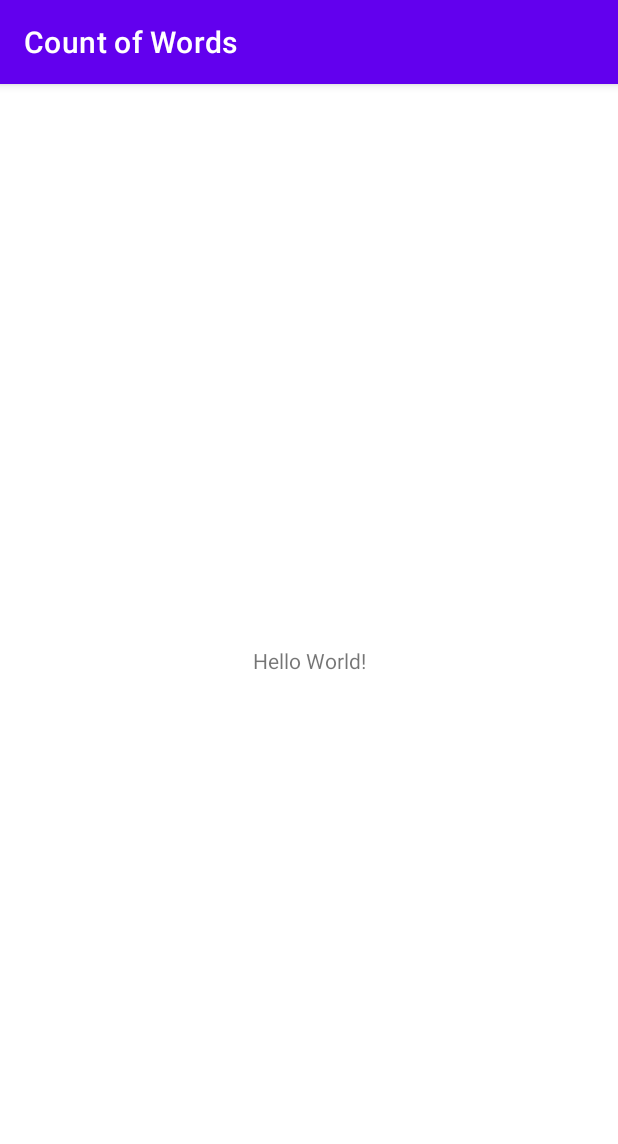
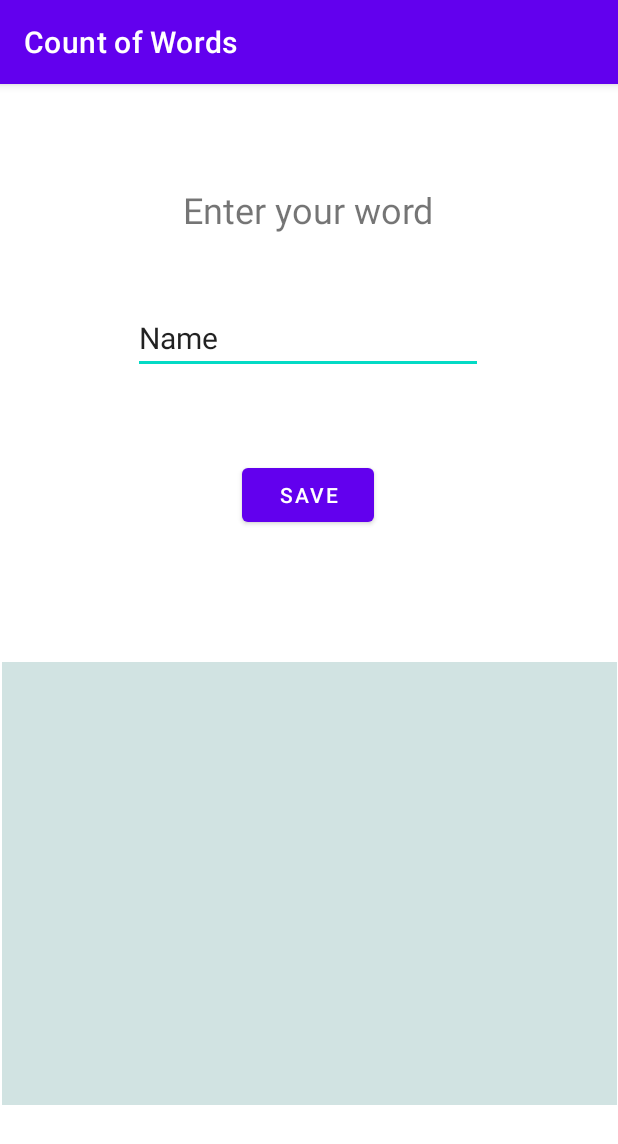
Before and after one commit to khrystyna2210/CountWordLiveData, an Android app: the screen it shows after launch (MainActivity), on a phone screen of 412 x 824 dp. Shown: the top 1144 px of the screen. Run offline under Robolectric (Android 15) with nearby library versions, the phone set to English and light mode, and no system bars.

Commit message:
Creating UI

```diff
--- a/app/src/main/java/com/example/countofwords/MainActivity.kt
+++ b/app/src/main/java/com/example/countofwords/MainActivity.kt
@@ -1,11 +1,27 @@
 package com.example.countofwords
 
+import android.graphics.Color
 import androidx.appcompat.app.AppCompatActivity
 import android.os.Bundle
+import android.widget.Button
+import android.widget.EditText
+import androidx.recyclerview.widget.RecyclerView
 
 class MainActivity : AppCompatActivity() {
+
+    private lateinit var etText: EditText
+    private lateinit var btnSave: Button
+    private lateinit var rvList: RecyclerView
+
+    public fun init() {
+        etText = findViewById(R.id.etText)
+        btnSave = findViewById(R.id.btnSave)
+        rvList = findViewById(R.id.rvList)
+        rvList.setBackgroundColor(getResources().getColor(R.color.gray))
+    }
     override fun onCreate(savedInstanceState: Bundle?) {
         super.onCreate(savedInstanceState)
         setContentView(R.layout.activity_main)
+        init()
     }
 }
--- a/app/src/main/res/layout/activity_main.xml
+++ b/app/src/main/res/layout/activity_main.xml
@@ -7,12 +7,52 @@
     tools:context=".MainActivity">
 
     <TextView
+        android:id="@+id/tvQuestion"
         android:layout_width="wrap_content"
         android:layout_height="wrap_content"
-        android:text="Hello World!"
+        android:text="Enter your word"
+        android:textSize="24sp"
+        app:layout_constraintBottom_toBottomOf="parent"
+        app:layout_constraintEnd_toEndOf="parent"
+        app:layout_constraintHorizontal_bias="0.498"
+        app:layout_constraintStart_toStartOf="parent"
+        app:layout_constraintTop_toTopOf="parent"
+        app:layout_constraintVertical_bias="0.092" />
+
+    <EditText
+        android:id="@+id/etText"
+        android:layout_width="wrap_content"
+        android:layout_height="wrap_content"
+        android:ems="10"
+        android:inputType="text"
+        android:text="Name"
+        android:textSize="20sp"
+        app:layout_constraintBottom_toBottomOf="parent"
+        app:layout_constraintEnd_toEndOf="parent"
+        app:layout_constraintHorizontal_bias="0.497"
+        app:layout_constraintStart_toStartOf="parent"
+        app:layout_constraintTop_toBottomOf="@+id/tvQuestion"
+        app:layout_constraintVertical_bias="0.073" />
+
+    <Button
+        android:id="@+id/btnSave"
+        android:layout_width="wrap_content"
+        android:layout_height="wrap_content"
+        android:text="SAVE"
+        app:layout_constraintBottom_toBottomOf="parent"
+        app:layout_constraintEnd_toEndOf="parent"
+        app:layout_constraintHorizontal_bias="0.498"
+        app:layout_constraintStart_toStartOf="parent"
+        app:layout_constraintTop_toBottomOf="@+id/etText"
+        app:layout_constraintVertical_bias="0.108" />
+
+    <androidx.recyclerview.widget.RecyclerView
+        android:id="@+id/rvList"
+        android:layout_width="410dp"
+        android:layout_height="295dp"
+        android:layout_margin="10dp"
         app:layout_constraintBottom_toBottomOf="parent"
         app:layout_constraintEnd_toEndOf="parent"
         app:layout_constraintStart_toStartOf="parent"
-        app:layout_constraintTop_toTopOf="parent" />
-
+        app:layout_constraintTop_toBottomOf="@+id/btnSave" />
 </androidx.constraintlayout.widget.ConstraintLayout>
--- a/app/src/main/res/values/colors.xml
+++ b/app/src/main/res/values/colors.xml
@@ -7,4 +7,5 @@
     <color name="teal_700">#FF018786</color>
     <color name="black">#FF000000</color>
     <color name="white">#FFFFFFFF</color>
+    <color name="gray">#D1E3E2</color>
 </resources>
```
Also changed, not shown: app/src/main/res/layout/card_item.xml (added, +36 -0 lines).
